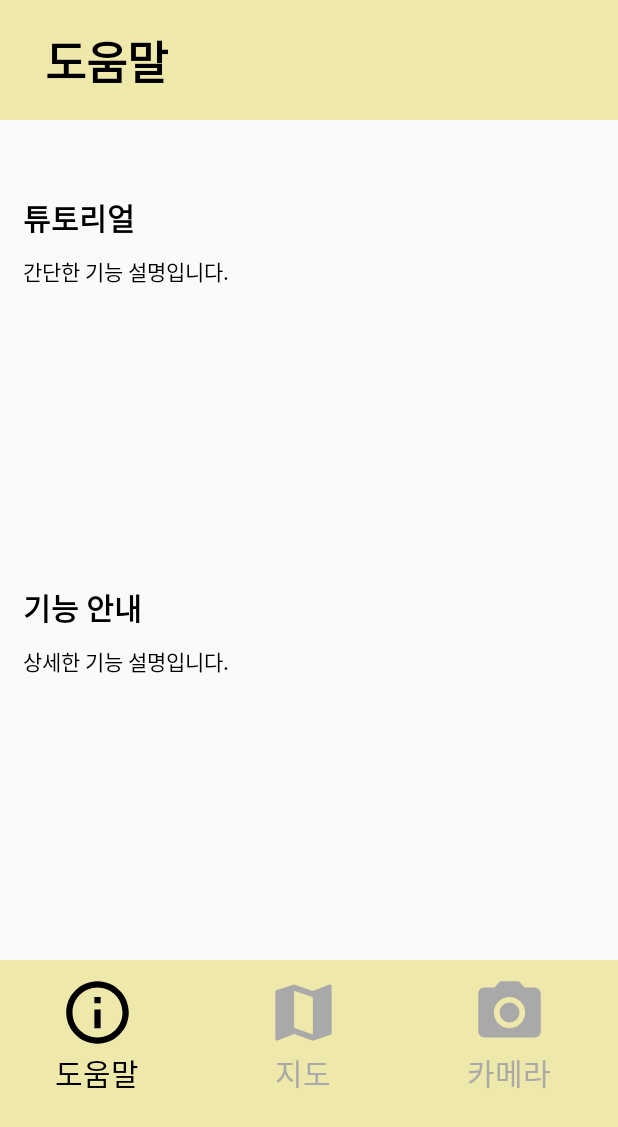
After one commit to 0JUUU/CSEFINAL2, an Android app: the layout activity_help.xml on its own in the app's theme, with its tools: preview values and no code run, on a phone screen of 412 x 824 dp. The commit adds this screen. Shown: the top 1127 px of the screen. Run offline under Robolectric (Android 15) with nearby library versions, the phone set to English and light mode, and no system bars.

Commit message:
add activity_help.xml, activity_info_func.xml

```diff
--- a/app/build.gradle
+++ b/app/build.gradle
@@ -40,7 +40,7 @@ dependencies {
     implementation 'androidx.constraintlayout:constraintlayout:2.0.2'
     implementation project(path: ':sdk')
     implementation files('libs\\com.skt.Tmap_1.66.jar')
-    implementation files('libs/com.skt.Tmap_1.66.jar')
+    implementation files('libs\\com.skt.Tmap_1.66.jar')
     testImplementation 'junit:junit:4.13'
     androidTestImplementation 'androidx.test.ext:junit:1.1.2'
     androidTestImplementation 'androidx.test.espresso:espresso-core:3.3.0'
--- a/app/src/main/cpp/CMakeLists.txt
+++ b/app/src/main/cpp/CMakeLists.txt
@@ -8,7 +8,7 @@ cmake_minimum_required(VERSION 3.4.1)
 #난영 /Users/kimnan-young/AndroidStudioProjects/CSEFINAL2
 #혜윤 /Users/YUN/StudioProjects/CSEFINAL2
 #영주 /Users/clleo/AndroidStudioProjects/CSEFINAL2
-set(pathPROJECT /Users/kimnan-young/AndroidStudioProjects/CSEFINAL2) # 수정필요
+set(pathPROJECT /Users/clleo/AndroidStudioProjects/CSEFINAL2) # 수정필요
 set(pathOPENCV ${pathPROJECT}/sdk) # 수정 필요
 set(pathLIBOPENCV_JAVA ${pathOPENCV}/native/libs/${ANDROID_ABI}/libopencv_java4.so)
 
--- a/app/src/main/java/com/youngju/csefinal2/MainActivity.java
+++ b/app/src/main/java/com/youngju/csefinal2/MainActivity.java
@@ -49,7 +49,6 @@ public class MainActivity extends AppCompatActivity {
 
             }
         });
-        myRef.setValue("Hello, World!");
 
         RelativeLayout tmap = (RelativeLayout) findViewById(R.id.Map);
         tMapView = new TMapView(this);
--- /dev/null
+++ b/app/src/main/res/layout/activity_help.xml
@@ -0,0 +1,181 @@
+<?xml version="1.0" encoding="utf-8"?>
+<androidx.constraintlayout.widget.ConstraintLayout
+    xmlns:android="http://schemas.android.com/apk/res/android" android:layout_width="match_parent"
+    android:layout_height="match_parent">
+    <LinearLayout
+        android:layout_width="match_parent"
+        android:layout_height="match_parent"
+        android:orientation="vertical">
+
+        <LinearLayout
+            android:layout_width="match_parent"
+            android:layout_height="80dp"
+            android:background="@color/colorPaleGoldenrod">
+            <TextView
+                android:layout_width="wrap_content"
+                android:layout_height="match_parent"
+                android:paddingTop="18dp"
+                android:paddingLeft="30dp"
+                android:textStyle="bold"
+                android:text="도움말"
+                android:textColor="#000000"
+                android:textSize="30sp"
+                />
+        </LinearLayout>
+
+        /* 튜토리얼 */
+        <LinearLayout
+            android:id="@+id/LinearLayout_tutorial_simple"
+            android:layout_width="match_parent"
+            android:layout_height="280dp"
+            android:orientation="vertical">
+
+            <TextView
+                android:id="@+id/textView_tutorial_simple"
+                android:layout_width="match_parent"
+                android:layout_height="40dp"
+                android:layout_marginTop="50dp"
+                android:layout_marginLeft="15dp"
+                android:layout_marginRight="10dp"
+                android:textColor="#000000"
+                android:text="튜토리얼"
+                android:textSize="20sp"
+                android:textStyle="bold"
+                android:lineSpacingExtra="5dp"
+                />
+            <TextView
+                android:layout_width="match_parent"
+                android:layout_height="match_parent"
+                android:layout_marginLeft="15dp"
+                android:layout_marginRight="10dp"
+                android:textColor="#000000"
+                android:lineSpacingExtra="5dp"
+                android:text="간단한 기능 설명입니다."
+                />
+
+        </LinearLayout>
+        <LinearLayout
+            android:id="@+id/LinearLayout_info_func_simple"
+            android:layout_width="match_parent"
+            android:layout_height="280dp"
+            android:orientation="vertical">
+
+            <TextView
+                android:id="@+id/textView_info_func_simple"
+                android:layout_width="match_parent"
+                android:layout_height="40dp"
+                android:layout_marginTop="30dp"
+                android:layout_marginLeft="15dp"
+                android:layout_marginRight="10dp"
+                android:textColor="#000000"
+                android:text="기능 안내"
+                android:textSize="20sp"
+                android:textStyle="bold"
+                android:lineSpacingExtra="5dp"
+                />
+            <TextView
+                android:layout_width="match_parent"
+                android:layout_height="match_parent"
+                android:layout_marginLeft="15dp"
+                android:layout_marginRight="10dp"
+                android:textColor="#000000"
+                android:lineSpacingExtra="5dp"
+                android:text="상세한 기능 설명입니다."
+                />
+        </LinearLayout>
+
+        <LinearLayout
+            android:layout_width="match_parent"
+            android:layout_height="match_parent"
+            android:orientation="horizontal"
+            android:weightSum="3"
+            android:background="@color/colorPaleGoldenrod">
+
+            <LinearLayout
+                android:layout_width="0dp"
+                android:layout_height="match_parent"
+                android:layout_weight="1"
+                android:orientation="vertical">
+
+                <ImageView
+                    android:src="@drawable/ic_info_outline_black_24dp"
+                    android:layout_width="50dp"
+                    android:layout_height="50dp"
+                    android:layout_marginTop="10dp"
+                    android:layout_marginLeft="40dp"
+                    android:layout_marginRight="30dp"/>
+
+                <TextView
+                    android:layout_width="70dp"
+                    android:layout_height="30dp"
+                    android:layout_marginLeft="30dp"
+                    android:layout_marginRight="30dp"
+                    android:layout_marginBottom="20dp"
+                    android:gravity="center"
+                    android:textSize="20sp"
+                    android:text="도움말"
+                    android:textColor="#000000"/>
+
+
+            </LinearLayout>
+
+
+            <LinearLayout
+                android:layout_width="0dp"
+                android:layout_height="match_parent"
+                android:layout_weight="1"
+                android:orientation="vertical">
+
+                <ImageView
+                    android:src="@drawable/ic_map_gray_24dp"
+                    android:layout_width="50dp"
+                    android:layout_height="50dp"
+                    android:layout_marginTop="10dp"
+                    android:layout_marginLeft="40dp"
+                    android:layout_marginRight="30dp"/>
+
+                <TextView
+                    android:layout_width="70dp"
+                    android:layout_height="30dp"
+                    android:layout_marginLeft="30dp"
+                    android:layout_marginRight="30dp"
+                    android:layout_marginBottom="20dp"
+                    android:gravity="center"
+                    android:textSize="20sp"
+                    android:text="지도"
+                    android:textColor="@color/colorDarkGray"/>
+
+
+
+            </LinearLayout>
+
+            <LinearLayout
+                android:layout_width="0dp"
+                android:layout_height="match_parent"
+                android:layout_weight="1"
+                android:orientation="vertical">
+
+                <ImageView
+                    android:src="@drawable/ic_camera_alt_gray_24dp"
+                    android:layout_width="50dp"
+                    android:layout_height="50dp"
+                    android:layout_marginTop="10dp"
+                    android:layout_marginLeft="40dp"
+                    android:layout_marginRight="30dp"/>
+
+                <TextView
+                    android:layout_width="70dp"
+                    android:layout_height="30dp"
+                    android:layout_marginLeft="30dp"
+                    android:layout_marginRight="30dp"
+                    android:layout_marginBottom="20dp"
+                    android:gravity="center"
+                    android:textSize="20sp"
+                    android:text="카메라"
+                    android:textColor="@color/colorDarkGray"/>
+
+            </LinearLayout>
+
+        </LinearLayout>
+    </LinearLayout>
+</androidx.constraintlayout.widget.ConstraintLayout>
```
Also changed, not shown: app/src/main/res/layout/activity_info_func.xml (added, +162 -0 lines).
